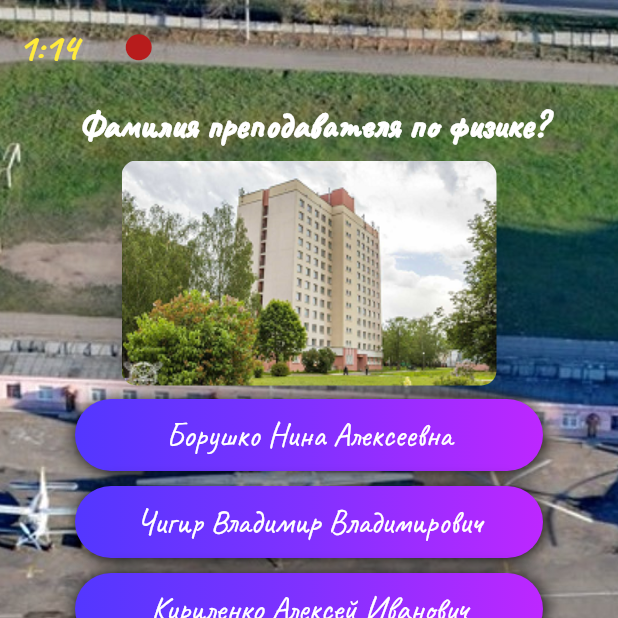
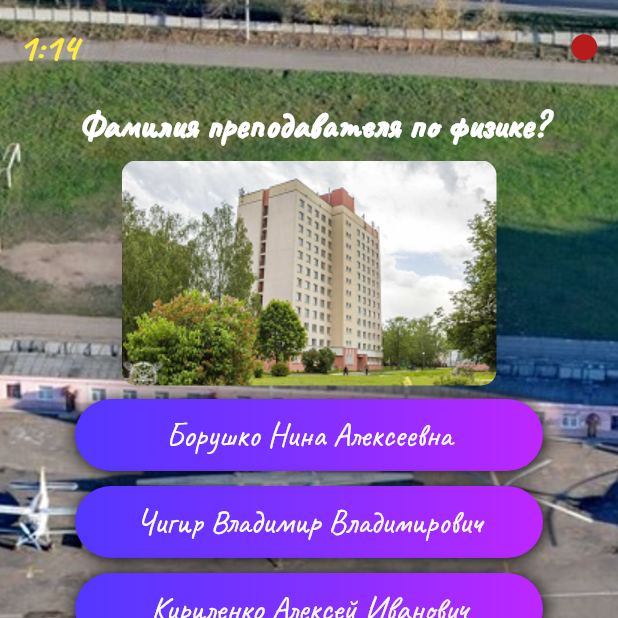
Before and after one commit to vitalyvitmens/matyga_quiz, a Flutter app: the screen it shows after launch, after a tap on "Юдо Александр Николаевич", on a phone screen of 412 x 824 dp, the top half of it. Run offline on Flutter 3.47's test engine with Material 2 defaults, Android fonts, the phone set to English and light mode, and no system bars.

Commit message:
обернул в SizedBox widget Text вместо Expanded

```diff
--- a/lib/widgets/progress_bar.dart
+++ b/lib/widgets/progress_bar.dart
@@ -19,9 +19,9 @@ class ProgressBar extends StatelessWidget {
       margin: const EdgeInsets.symmetric(vertical: 10.0, horizontal: 7.0),
       child: Row(
         children: <Widget>[
-          SizedBox(
-            width: 60,
-            child: Expanded(
+          Expanded(
+            child: SizedBox(
+              width: 60,
               child: Text(
                 '$count:$total',
                 textAlign: TextAlign.start,
```
